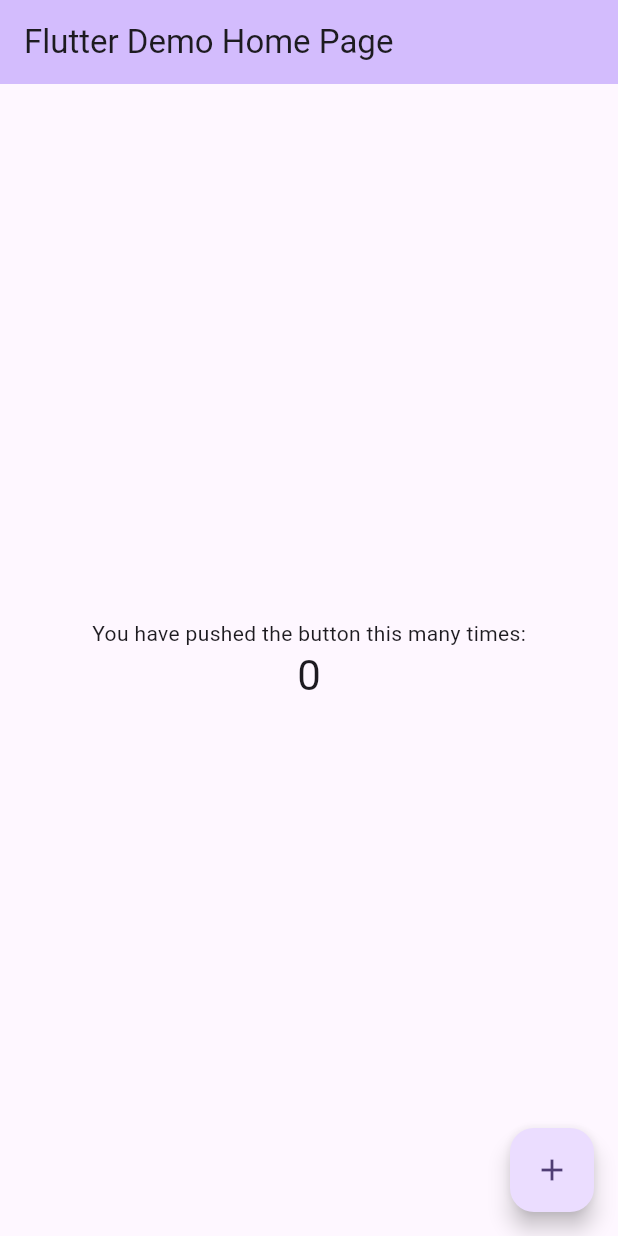
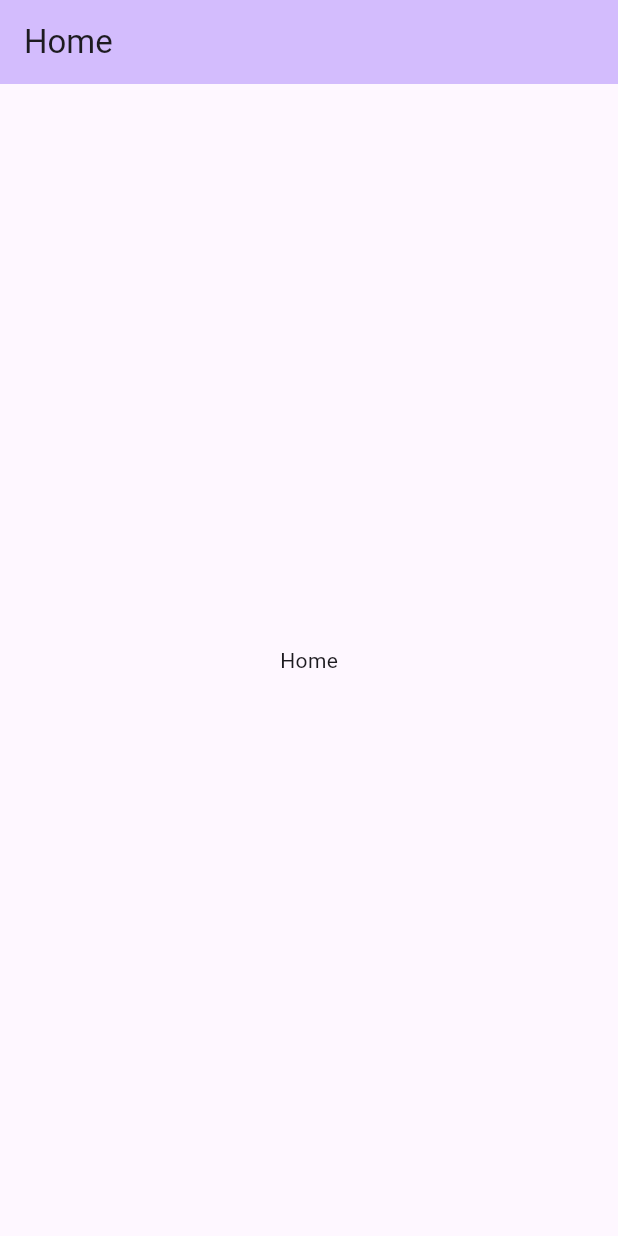
Before and after one commit to joshsoftware/hackthon-1, a Flutter app: the screen it shows after launch, on a phone screen of 412 x 824 dp. Run offline on Flutter 3.47's test engine with Material 3 defaults, Android fonts, the phone set to English and light mode, and no system bars.

Commit message:
added 3 screens

```diff
--- a/Frontend/lib/main.dart
+++ b/Frontend/lib/main.dart
@@ -1,4 +1,5 @@
 import 'package:flutter/material.dart';
+import 'package:stitch_perfect/screens/home_screen.dart';
 
 void main() {
   runApp(const MyApp());
@@ -31,11 +32,12 @@
         colorScheme: ColorScheme.fromSeed(seedColor: Colors.deepPurple),
         useMaterial3: true,
       ),
-      home: const MyHomePage(title: 'Flutter Demo Home Page'),
+      home: const HomeScreen(),
     );
   }
 }
 
+/*
 class MyHomePage extends StatefulWidget {
   const MyHomePage({super.key, required this.title});
 
@@ -123,3 +125,4 @@
     );
   }
 }
+*/
--- /dev/null
+++ b/Frontend/lib/screens/home_screen.dart
@@ -0,0 +1,28 @@
+import 'package:flutter/material.dart';
+
+class HomeScreen extends StatefulWidget {
+  const HomeScreen({super.key});
+
+  @override
+  State<HomeScreen> createState() => _HomeScreenState();
+}
+
+class _HomeScreenState extends State<HomeScreen> {
+  @override
+  Widget build(BuildContext context) {
+    return Scaffold(
+      appBar: AppBar(
+        // TRY THIS: Try changing the color here to a specific color (to
+        // Colors.amber, perhaps?) and trigger a hot reload to see the AppBar
+        // change color while the other colors stay the same.
+        backgroundColor: Theme.of(context).colorScheme.inversePrimary,
+        // Here we take the value from the MyHomePage object that was created by
+        // the App.build method, and use it to set our appbar title.
+        title: Text("Home"),
+      ),
+      body: Center(
+        child: Text("Home"),
+      ),
+    );
+  }
+}
```
Also changed, not shown: Frontend/lib/screens/capture_screen.dart (added, +28 -0 lines), Frontend/lib/screens/result_screen.dart (added, +28 -0 lines), 1 other file.
